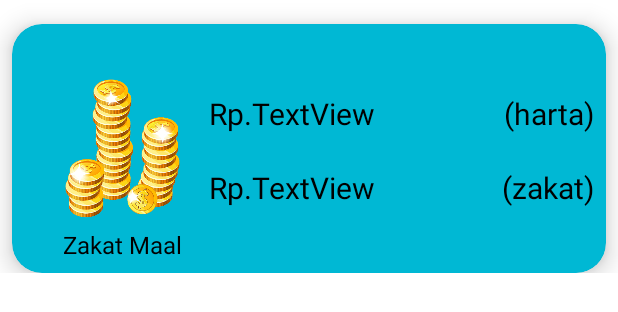
After one commit to UnknownArt01/ProgTech_Zakat, an Android app: the layout card_zakat_maal.xml on its own in the app's theme, with its tools: preview values and no code run, on a phone screen of 412 x 824 dp. The commit adds this screen. Shown: the top 312 px of the screen. Run offline under Robolectric (Android 15) with nearby library versions, the phone set to English and light mode, and no system bars.

Commit message:
new recycle view

```diff
--- a/app/src/main/java/com/nadi/zakat/Login.java
+++ b/app/src/main/java/com/nadi/zakat/Login.java
@@ -98,7 +98,7 @@ public class Login extends AppCompatActivity {
                         if (check.getEmail().equalsIgnoreCase(email) && check.getPassword().equals(password)){
                             lihat = true;
                             main_login_button.setEnabled(true);
-                            Intent intent = new Intent(getBaseContext(), Maal_RecycleView.class);
+                            Intent intent = new Intent(getBaseContext(), Maal_RecyclerView.class);
                             intent.putExtra("user", check);
                             intent.putExtra("index", i);
                             finish();
--- /dev/null
+++ b/app/src/main/res/layout/card_zakat_maal.xml
@@ -0,0 +1,121 @@
+<?xml version="1.0" encoding="utf-8"?>
+<androidx.constraintlayout.widget.ConstraintLayout xmlns:android="http://schemas.android.com/apk/res/android"
+    xmlns:app="http://schemas.android.com/apk/res-auto"
+    xmlns:tools="http://schemas.android.com/tools"
+    android:layout_width="match_parent"
+    android:layout_height="wrap_content">
+
+    <androidx.cardview.widget.CardView
+        android:layout_width="0dp"
+        android:layout_height="wrap_content"
+        android:layout_marginStart="8dp"
+        android:layout_marginTop="16dp"
+        android:layout_marginEnd="8dp"
+        app:cardBackgroundColor="#00B8D4"
+        app:cardCornerRadius="20dp"
+        app:cardElevation="10dp"
+        app:layout_constraintBottom_toBottomOf="parent"
+        app:layout_constraintEnd_toEndOf="parent"
+        app:layout_constraintStart_toStartOf="parent"
+        app:layout_constraintTop_toTopOf="parent">
+
+        <androidx.constraintlayout.widget.ConstraintLayout
+            android:layout_width="match_parent"
+            android:layout_height="match_parent">
+
+            <ImageView
+                android:id="@+id/imageView7"
+                android:layout_width="115dp"
+                android:layout_height="106dp"
+                android:layout_marginStart="16dp"
+                app:layout_constraintBottom_toBottomOf="parent"
+                app:layout_constraintStart_toStartOf="parent"
+                app:layout_constraintTop_toTopOf="parent"
+                app:srcCompat="@drawable/money" />
+
+            <TextView
+                android:id="@+id/harta_maal_textView"
+                android:layout_width="0dp"
+                android:layout_height="wrap_content"
+                android:layout_marginTop="16dp"
+                android:text="TextView"
+                android:textColor="#000000"
+                android:textSize="20sp"
+                app:layout_constraintEnd_toStartOf="@+id/textView45"
+                app:layout_constraintStart_toEndOf="@+id/textView47"
+                app:layout_constraintTop_toTopOf="@+id/imageView7" />
+
+            <TextView
+                android:id="@+id/zakat_maal_textView"
+                android:layout_width="0dp"
+                android:layout_height="wrap_content"
+                android:layout_marginTop="16dp"
+                android:layout_marginBottom="8dp"
+                android:text="TextView"
+                android:textColor="#000000"
+                android:textSize="20sp"
+                app:layout_constraintBottom_toBottomOf="@+id/imageView7"
+                app:layout_constraintEnd_toStartOf="@+id/textView46"
+                app:layout_constraintStart_toEndOf="@+id/textView48"
+                app:layout_constraintStart_toStartOf="@+id/harta_maal_textView"
+                app:layout_constraintTop_toBottomOf="@+id/harta_maal_textView" />
+
+            <TextView
+                android:id="@+id/textView44"
+                android:layout_width="wrap_content"
+                android:layout_height="wrap_content"
+                android:layout_marginBottom="8dp"
+                android:text="Zakat Maal"
+                android:textColor="#000000"
+                android:textSize="16sp"
+                app:layout_constraintBottom_toBottomOf="parent"
+                app:layout_constraintEnd_toEndOf="@+id/imageView7"
+                app:layout_constraintStart_toStartOf="@+id/imageView7"
+                app:layout_constraintTop_toBottomOf="@+id/imageView7" />
+
+            <TextView
+                android:id="@+id/textView45"
+                android:layout_width="wrap_content"
+                android:layout_height="wrap_content"
+                android:layout_marginEnd="8dp"
+                android:text="(harta)"
+                android:textColor="#000000"
+                android:textSize="20sp"
+                app:layout_constraintEnd_toEndOf="parent"
+                app:layout_constraintTop_toTopOf="@+id/harta_maal_textView" />
+
+            <TextView
+                android:id="@+id/textView46"
+                android:layout_width="wrap_content"
+                android:layout_height="wrap_content"
+                android:text="(zakat)"
+                android:textColor="#000000"
+                android:textSize="20sp"
+                app:layout_constraintEnd_toEndOf="@+id/textView45"
+                app:layout_constraintTop_toTopOf="@+id/zakat_maal_textView" />
+
+            <TextView
+                android:id="@+id/textView47"
+                android:layout_width="wrap_content"
+                android:layout_height="wrap_content"
+                android:text="Rp."
+                android:textColor="#000000"
+                android:textSize="20sp"
+                app:layout_constraintBottom_toBottomOf="@+id/harta_maal_textView"
+                app:layout_constraintStart_toEndOf="@+id/imageView7"
+                app:layout_constraintTop_toTopOf="@+id/harta_maal_textView" />
+
+            <TextView
+                android:id="@+id/textView48"
+                android:layout_width="wrap_content"
+                android:layout_height="wrap_content"
+                android:text="Rp."
+                android:textColor="#000000"
+                android:textSize="20sp"
+                app:layout_constraintBottom_toBottomOf="@+id/zakat_maal_textView"
+                app:layout_constraintEnd_toStartOf="@+id/zakat_maal_textView"
+                app:layout_constraintStart_toEndOf="@+id/imageView7"
+                app:layout_constraintTop_toTopOf="@+id/zakat_maal_textView" />
+        </androidx.constraintlayout.widget.ConstraintLayout>
+    </androidx.cardview.widget.CardView>
+</androidx.constraintlayout.widget.ConstraintLayout>
--- a/app/src/main/res/layout/zakat_emas.xml
+++ b/app/src/main/res/layout/zakat_emas.xml
@@ -109,7 +109,8 @@
                 <com.google.android.material.textfield.TextInputEditText
                     android:layout_width="match_parent"
                     android:layout_height="wrap_content"
-                    android:hint="Rp." />
+                    android:hint="Rp."
+                    android:inputType="number" />
             </com.google.android.material.textfield.TextInputLayout>
 
             <Button
```
Also changed, not shown: app/src/main/AndroidManifest.xml (+15 -5 lines), app/src/main/java/com/nadi/zakat/Emas_RecyclerView.java (+18 -1 lines), app/src/main/java/com/nadi/zakat/Maal_RV_Adapter.java (+17 -18 lines), app/src/main/java/com/nadi/zakat/Maal_RecyclerView.java (renamed from app/src/main/java/com/nadi/zakat/Maal_RecycleView.java, +29 -21 lines), app/src/main/java/com/nadi/zakat/zakat_emas.java (+31 -0 lines), app/src/main/java/com/nadi/zakat/zakat_maal_umum.java (+19 -41 lines), app/src/main/java/model/Emas.java (+36 -1 lines), app/src/main/java/model/Maal.java (added, +61 -0 lines), app/src/main/java/model/maal.java (deleted, +0 -63 lines), app/src/main/res/layout/maal_output.xml (deleted, +0 -68 lines), app/src/main/res/layout/maal_recycler_view.xml (renamed from app/src/main/res/layout/maal_recycle_view.xml, +20 -5 lines), app/src/main/res/drawable/money.png (added).
